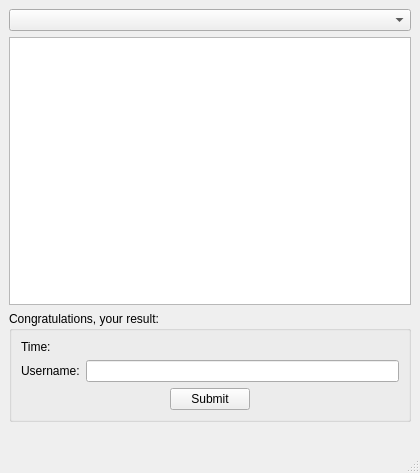
The window that leaderboard_gui.ui (pavolmarak/minesweeper) describes before a commit, drawn with Qt 5.
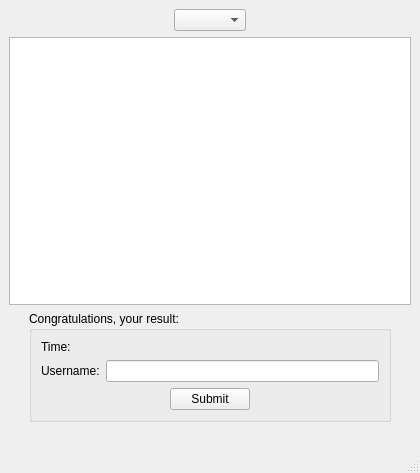
The same window after the commit.

Commit message: Working version. Leaderboard is halfway done.

Patch:
```diff
--- a/leaderboard_gui.ui
+++ b/leaderboard_gui.ui
@@ -33,9 +33,39 @@
     <item>
      <layout class="QVBoxLayout" name="verticalLayout_2">
       <item>
+       <layout class="QHBoxLayout" name="horizontalLayout_4">
+        <item>
+         <spacer name="horizontalSpacer_3">
+          <property name="orientation">
+           <enum>Qt::Horizontal</enum>
+          </property>
+          <property name="sizeHint" stdset="0">
+           <size>
+            <width>40</width>
+            <height>20</height>
+           </size>
+          </property>
+         </spacer>
+        </item>
+        <item>
        <widget class="QComboBox" name="leaderboard_selection_combobox"/>
       </item>
       <item>
+         <spacer name="horizontalSpacer_4">
+          <property name="orientation">
+           <enum>Qt::Horizontal</enum>
+          </property>
+          <property name="sizeHint" stdset="0">
+           <size>
+            <width>40</width>
+            <height>20</height>
+           </size>
+          </property>
+         </spacer>
+        </item>
+       </layout>
+      </item>
+      <item>
        <widget class="QTableWidget" name="leader_table">
         <property name="sizePolicy">
          <sizepolicy hsizetype="Preferred" vsizetype="Expanding">
@@ -88,7 +118,31 @@
        </widget>
       </item>
       <item>
+       <layout class="QHBoxLayout" name="horizontalLayout_5">
+        <item>
+         <spacer name="horizontalSpacer_5">
+          <property name="orientation">
+           <enum>Qt::Horizontal</enum>
+          </property>
+          <property name="sizeType">
+           <enum>QSizePolicy::Preferred</enum>
+          </property>
+          <property name="sizeHint" stdset="0">
+           <size>
+            <width>20</width>
+            <height>20</height>
+           </size>
+          </property>
+         </spacer>
+        </item>
+        <item>
        <widget class="QGroupBox" name="leaderboard_result_box">
+          <property name="sizePolicy">
+           <sizepolicy hsizetype="Expanding" vsizetype="Preferred">
+            <horstretch>0</horstretch>
+            <verstretch>0</verstretch>
+           </sizepolicy>
+          </property>
         <property name="title">
          <string>Congratulations, your result:</string>
         </property>
@@ -179,6 +233,24 @@
        </widget>
       </item>
       <item>
+         <spacer name="horizontalSpacer_6">
+          <property name="orientation">
+           <enum>Qt::Horizontal</enum>
+          </property>
+          <property name="sizeType">
+           <enum>QSizePolicy::Preferred</enum>
+          </property>
+          <property name="sizeHint" stdset="0">
+           <size>
+            <width>20</width>
+            <height>20</height>
+           </size>
+          </property>
+         </spacer>
+        </item>
+       </layout>
+      </item>
+      <item>
        <spacer name="verticalSpacer">
         <property name="orientation">
          <enum>Qt::Vertical</enum>
```
Left out of the diff: 2 changed lines with no effect on the pictures. Lines whose indentation alone changed are shown as unchanged. The commit also changes 4 other files.
